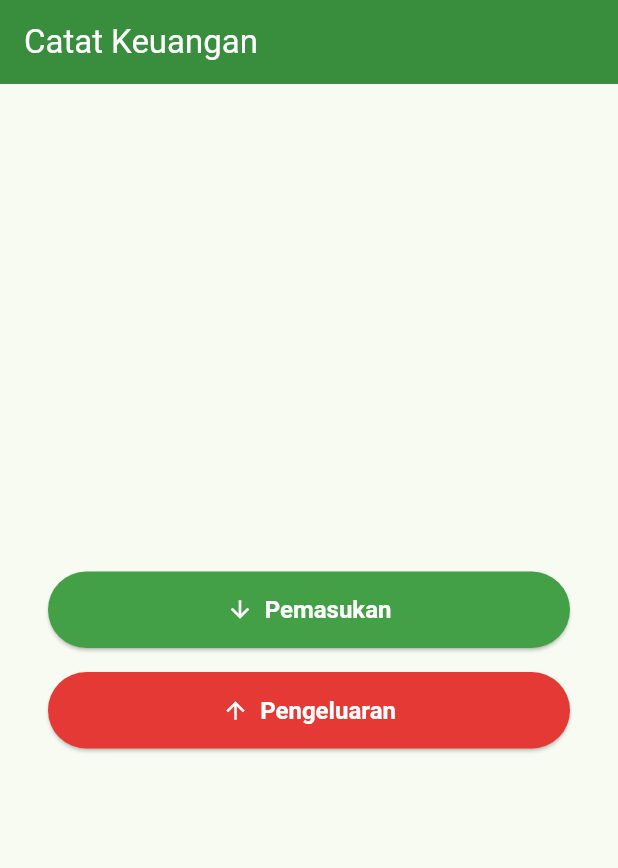
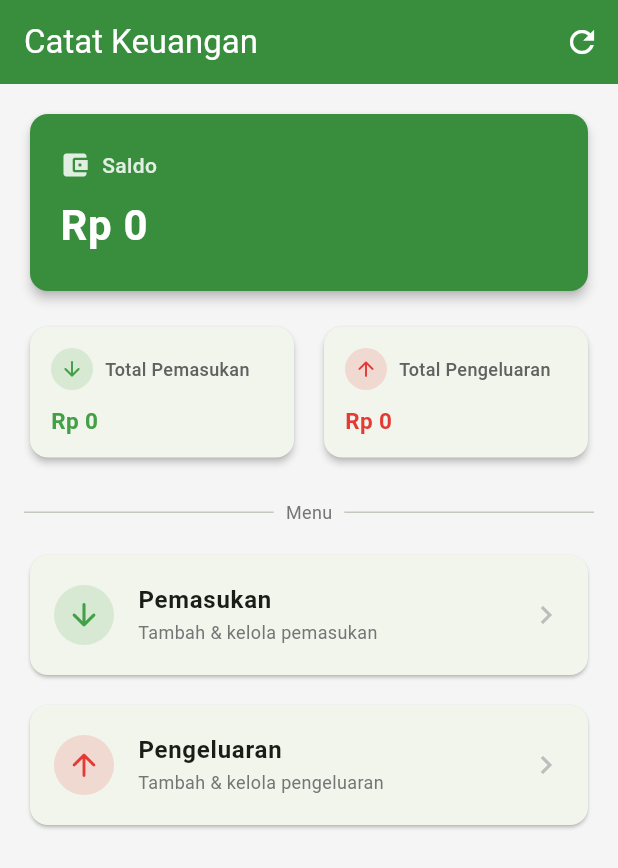
Before and after one commit to AdaniMaulidan/catat_keuangan, a Flutter app: the screen it shows after launch, on a phone screen of 412 x 824 dp. Shown: the top 868 px of the screen. Run offline on Flutter 3.47's test engine with Material 3 defaults, Android fonts, the phone set to English and light mode, and no system bars; our stand-ins replace sqflite; accounts and stored records are empty.

Commit message:
Add dashboard

```diff
--- a/lib/main.dart
+++ b/lib/main.dart
@@ -1,6 +1,5 @@
 import 'package:flutter/material.dart';
-import 'screens/income/income_screen.dart';
-import 'screens/expense/expense_screen.dart';
+import 'screens/dashboard/dashboard_screen.dart';
 
 void main() async {
   // Diperlukan sebelum menggunakan plugin native (sqflite) di main().
@@ -20,80 +19,7 @@ class MyApp extends StatelessWidget {
         colorScheme: ColorScheme.fromSeed(seedColor: Colors.green),
         useMaterial3: true,
       ),
-      // Halaman pemilihan sementara untuk testing Langkah 7.
-      // Akan diganti dengan Dashboard pada langkah berikutnya.
-      home: const _TempNavScreen(),
+      home: const DashboardScreen(),
     );
   }
 }
-
-// Navigasi sementara untuk mengakses Pemasukan dan Pengeluaran.
-// Hanya digunakan untuk testing — akan diganti dengan Dashboard.
-class _TempNavScreen extends StatelessWidget {
-  const _TempNavScreen();
-
-  @override
-  Widget build(BuildContext context) {
-    return Scaffold(
-      appBar: AppBar(
-        title: const Text('Catat Keuangan'),
-        backgroundColor: Colors.green.shade700,
-        foregroundColor: Colors.white,
-      ),
-      body: Center(
-        child: Padding(
-          padding: const EdgeInsets.all(32),
-          child: Column(
-            mainAxisAlignment: MainAxisAlignment.center,
-            crossAxisAlignment: CrossAxisAlignment.stretch,
-            children: [
-              // Tombol ke halaman Pemasukan
-              ElevatedButton.icon(
-                onPressed: () {
-                  Navigator.of(context).push(
-                    MaterialPageRoute(
-                      builder: (_) => const IncomeScreen(),
-                    ),
-                  );
-                },
-                icon: const Icon(Icons.arrow_downward),
-                label: const Text('Pemasukan'),
-                style: ElevatedButton.styleFrom(
-                  backgroundColor: Colors.green.shade600,
-                  foregroundColor: Colors.white,
-                  padding: const EdgeInsets.symmetric(vertical: 16),
-                  textStyle: const TextStyle(
-                    fontSize: 16,
-                    fontWeight: FontWeight.bold,
-                  ),
-                ),
-              ),
-              const SizedBox(height: 16),
-              // Tombol ke halaman Pengeluaran
-              ElevatedButton.icon(
-                onPressed: () {
-                  Navigator.of(context).push(
-                    MaterialPageRoute(
-                      builder: (_) => const ExpenseScreen(),
-                    ),
-                  );
-                },
-                icon: const Icon(Icons.arrow_upward),
-                label: const Text('Pengeluaran'),
-                style: ElevatedButton.styleFrom(
-                  backgroundColor: Colors.red.shade600,
-                  foregroundColor: Colors.white,
-                  padding: const EdgeInsets.symmetric(vertical: 16),
-                  textStyle: const TextStyle(
-                    fontSize: 16,
-                    fontWeight: FontWeight.bold,
-                  ),
-                ),
-              ),
-            ],
-          ),
-        ),
-      ),
-    );
-  }
-}
--- /dev/null
+++ b/lib/screens/dashboard/dashboard_screen.dart
@@ -0,0 +1,389 @@
+import 'package:flutter/material.dart';
+import '../../repositories/transaction_repository.dart';
+import '../../utils/currency_formatter.dart';
+import '../income/income_screen.dart';
+import '../expense/expense_screen.dart';
+
+// Dashboard adalah halaman utama aplikasi.
+// Menampilkan ringkasan keuangan: saldo, total pemasukan, total pengeluaran.
+// Data diambil dari SQLite melalui TransactionRepository.
+class DashboardScreen extends StatefulWidget {
+  const DashboardScreen({super.key});
+
+  @override
+  State<DashboardScreen> createState() => _DashboardScreenState();
+}
+
+class _DashboardScreenState extends State<DashboardScreen> {
+  final _repository = TransactionRepository();
+
+  // State keuangan
+  double _balance = 0;
+  double _totalIncome = 0;
+  double _totalExpense = 0;
+
+  bool _isLoading = true;
+  String? _errorMessage;
+
+  @override
+  void initState() {
+    super.initState();
+    _loadSummary();
+  }
+
+  // Mengambil ringkasan keuangan dari repository.
+  // Dipanggil saat pertama kali masuk dan setiap kali kembali dari CRUD.
+  Future<void> _loadSummary() async {
+    setState(() {
+      _isLoading = true;
+      _errorMessage = null;
+    });
+
+    try {
+      // Ambil ketiga nilai secara bersamaan untuk efisiensi.
+      final results = await Future.wait([
+        _repository.getTotalIncome(),
+        _repository.getTotalExpense(),
+        _repository.getBalance(),
+      ]);
+
+      if (mounted) {
+        setState(() {
+          _totalIncome = results[0];
+          _totalExpense = results[1];
+          _balance = results[2];
+          _isLoading = false;
+        });
+      }
+    } catch (e) {
+      if (mounted) {
+        setState(() {
+          _errorMessage = 'Gagal memuat data: $e';
+          _isLoading = false;
+        });
+      }
+    }
+  }
+
+  // Navigasi ke IncomeScreen dan refresh dashboard saat kembali.
+  Future<void> _goToIncome() async {
+    await Navigator.of(context).push(
+      MaterialPageRoute(builder: (_) => const IncomeScreen()),
+    );
+    // Selalu refresh setelah kembali — data mungkin berubah.
+    await _loadSummary();
+  }
+
+  // Navigasi ke ExpenseScreen dan refresh dashboard saat kembali.
+  Future<void> _goToExpense() async {
+    await Navigator.of(context).push(
+      MaterialPageRoute(builder: (_) => const ExpenseScreen()),
+    );
+    await _loadSummary();
+  }
+
+  @override
+  Widget build(BuildContext context) {
+    return Scaffold(
+      backgroundColor: Colors.grey.shade100,
+      appBar: AppBar(
+        title: const Text('Catat Keuangan'),
+        backgroundColor: Colors.green.shade700,
+        foregroundColor: Colors.white,
+        actions: [
+          IconButton(
+            icon: const Icon(Icons.refresh),
+            tooltip: 'Refresh',
+            onPressed: _loadSummary,
+          ),
+        ],
+      ),
+      body: _buildBody(),
+    );
+  }
+
+  Widget _buildBody() {
+    if (_isLoading) {
+      return const Center(child: CircularProgressIndicator());
+    }
+
+    if (_errorMessage != null) {
+      return Center(
+        child: Column(
+          mainAxisAlignment: MainAxisAlignment.center,
+          children: [
+            Icon(Icons.error_outline, size: 48, color: Colors.red.shade400),
+            const SizedBox(height: 12),
+            Text(
+              _errorMessage!,
+              textAlign: TextAlign.center,
+              style: TextStyle(color: Colors.red.shade700),
+            ),
+            const SizedBox(height: 12),
+            TextButton.icon(
+              onPressed: _loadSummary,
+              icon: const Icon(Icons.refresh),
+              label: const Text('Coba lagi'),
+            ),
+          ],
+        ),
+      );
+    }
+
+    return RefreshIndicator(
+      onRefresh: _loadSummary,
+      child: SingleChildScrollView(
+        physics: const AlwaysScrollableScrollPhysics(),
+        padding: const EdgeInsets.all(16),
+        child: Column(
+          crossAxisAlignment: CrossAxisAlignment.stretch,
+          children: [
+            // --- Card Saldo ---
+            _BalanceCard(balance: _balance),
+            const SizedBox(height: 16),
+
+            // --- Row: Pemasukan + Pengeluaran ---
+            Row(
+              children: [
+                Expanded(
+                  child: _SummaryCard(
+                    label: 'Total Pemasukan',
+                    amount: _totalIncome,
+                    color: Colors.green.shade600,
+                    icon: Icons.arrow_downward_rounded,
+                  ),
+                ),
+                const SizedBox(width: 12),
+                Expanded(
+                  child: _SummaryCard(
+                    label: 'Total Pengeluaran',
+                    amount: _totalExpense,
+                    color: Colors.red.shade600,
+                    icon: Icons.arrow_upward_rounded,
+                  ),
+                ),
+              ],
+            ),
+            const SizedBox(height: 24),
+
+            // --- Divider dengan label ---
+            Row(
+              children: [
+                const Expanded(child: Divider()),
+                Padding(
+                  padding: const EdgeInsets.symmetric(horizontal: 8),
+                  child: Text(
+                    'Menu',
+                    style: TextStyle(
+                      fontSize: 12,
+                      color: Colors.grey.shade600,
+                    ),
+                  ),
+                ),
+                const Expanded(child: Divider()),
+              ],
+            ),
+            const SizedBox(height: 16),
+
+            // --- Tombol Pemasukan ---
+            _MenuButton(
+              label: 'Pemasukan',
+              subtitle: 'Tambah & kelola pemasukan',
+              icon: Icons.arrow_downward_rounded,
+              color: Colors.green.shade600,
+              onTap: _goToIncome,
+            ),
+            const SizedBox(height: 12),
+
+            // --- Tombol Pengeluaran ---
+            _MenuButton(
+              label: 'Pengeluaran',
+              subtitle: 'Tambah & kelola pengeluaran',
+              icon: Icons.arrow_upward_rounded,
+              color: Colors.red.shade600,
+              onTap: _goToExpense,
+            ),
+
+            // Ruang untuk area bawah (placeholder Kalender & Grafik)
+            const SizedBox(height: 32),
+          ],
+        ),
+      ),
+    );
+  }
+}
+
+// ---------------------------------------------------------------------------
+// Widget: Card Saldo
+// ---------------------------------------------------------------------------
+class _BalanceCard extends StatelessWidget {
+  final double balance;
+
+  const _BalanceCard({required this.balance});
+
+  @override
+  Widget build(BuildContext context) {
+    final isNegative = balance < 0;
+    final displayAmount = isNegative
+        ? '-${CurrencyFormatter.format(balance.abs())}'
+        : CurrencyFormatter.format(balance);
+
+    return Card(
+      elevation: 3,
+      shape: RoundedRectangleBorder(borderRadius: BorderRadius.circular(12)),
+      color: Colors.green.shade700,
+      child: Padding(
+        padding: const EdgeInsets.symmetric(horizontal: 20, vertical: 24),
+        child: Column(
+          crossAxisAlignment: CrossAxisAlignment.start,
+          children: [
+            Row(
+              children: [
+                Icon(Icons.account_balance_wallet,
+                    color: Colors.white.withOpacity(0.85), size: 20),
+                const SizedBox(width: 8),
+                Text(
+                  'Saldo',
+                  style: TextStyle(
+                    color: Colors.white.withOpacity(0.85),
+                    fontSize: 14,
+                    fontWeight: FontWeight.w500,
+                  ),
+                ),
+              ],
+            ),
+            const SizedBox(height: 10),
+            Text(
+              displayAmount,
+              style: TextStyle(
+                color: isNegative ? Colors.red.shade200 : Colors.white,
+                fontSize: 28,
+                fontWeight: FontWeight.bold,
+                letterSpacing: 0.5,
+              ),
+            ),
+            if (isNegative) ...[
+              const SizedBox(height: 4),
+              Text(
+                'Pengeluaran melebihi pemasukan',
+                style: TextStyle(
+                  color: Colors.red.shade200,
+                  fontSize: 12,
+                ),
+              ),
+            ],
+          ],
+        ),
+      ),
+    );
+  }
+}
+
+// ---------------------------------------------------------------------------
+// Widget: Card ringkasan (pemasukan / pengeluaran)
+// ---------------------------------------------------------------------------
+class _SummaryCard extends StatelessWidget {
+  final String label;
+  final double amount;
+  final Color color;
+  final IconData icon;
+
+  const _SummaryCard({
+    required this.label,
+    required this.amount,
+    required this.color,
+    required this.icon,
+  });
+
+  @override
+  Widget build(BuildContext context) {
+    return Card(
+      elevation: 2,
+      shape: RoundedRectangleBorder(borderRadius: BorderRadius.circular(12)),
+      child: Padding(
+        padding: const EdgeInsets.all(14),
+        child: Column(
+          crossAxisAlignment: CrossAxisAlignment.start,
+          children: [
+            Row(
+              children: [
+                CircleAvatar(
+                  radius: 14,
+                  backgroundColor: color.withOpacity(0.15),
+                  child: Icon(icon, size: 16, color: color),
+                ),
+                const SizedBox(width: 8),
+                Expanded(
+                  child: Text(
+                    label,
+                    style: TextStyle(
+                      fontSize: 12,
+                      color: Colors.grey.shade700,
+                      fontWeight: FontWeight.w500,
+                    ),
+                    maxLines: 1,
+                    overflow: TextOverflow.ellipsis,
+                  ),
+                ),
+              ],
+            ),
+            const SizedBox(height: 10),
+            Text(
+              CurrencyFormatter.format(amount),
+              style: TextStyle(
+                fontSize: 15,
+                fontWeight: FontWeight.bold,
+                color: color,
+              ),
+            ),
+          ],
+        ),
+      ),
+    );
+  }
+}
+
+// ---------------------------------------------------------------------------
+// Widget: Tombol menu navigasi ke Income/Expense
+// ---------------------------------------------------------------------------
+class _MenuButton extends StatelessWidget {
+  final String label;
+  final String subtitle;
+  final IconData icon;
+  final Color color;
+  final VoidCallback onTap;
+
+  const _MenuButton({
+    required this.label,
+    required this.subtitle,
+    required this.icon,
+    required this.color,
+    required this.onTap,
+  });
+
+  @override
+  Widget build(BuildContext context) {
+    return Card(
+      elevation: 1,
+      shape: RoundedRectangleBorder(borderRadius: BorderRadius.circular(12)),
+      child: ListTile(
+        onTap: onTap,
+        contentPadding:
+            const EdgeInsets.symmetric(horizontal: 16, vertical: 4),
+        leading: CircleAvatar(
+          backgroundColor: color.withOpacity(0.15),
+          child: Icon(icon, color: color),
+        ),
+        title: Text(
+          label,
+          style: const TextStyle(fontWeight: FontWeight.w600),
+        ),
+        subtitle: Text(
+          subtitle,
+          style: TextStyle(fontSize: 12, color: Colors.grey.shade600),
+        ),
+        trailing: Icon(Icons.chevron_right, color: Colors.grey.shade400),
+      ),
+    );
+  }
+}
```
